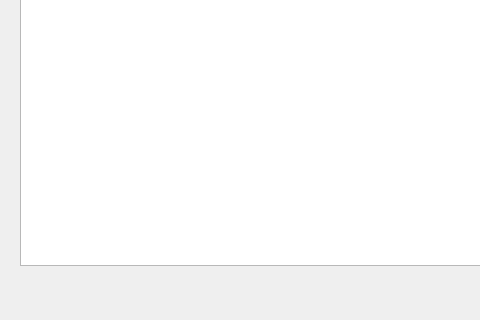
Old version of the form LineFollowerSimulator/mainwindow.ui in the repository HALtheWise/POE-lab3; both pictures show x 0 to 480 and y 302 to 622 of the 798 by 622 pixel window.
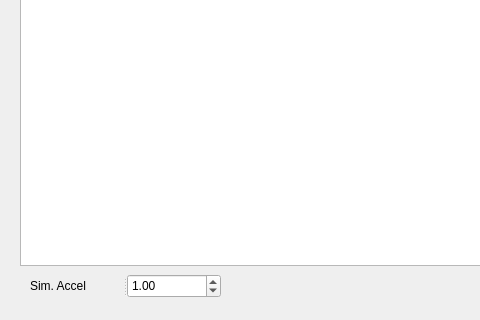
New version of the form.

The edit to the form file:
```diff
--- a/LineFollowerSimulator/mainwindow.ui
+++ b/LineFollowerSimulator/mainwindow.ui
@@ -265,6 +265,32 @@
      <string>Automatic</string>
     </property>
    </widget>
+   <widget class="QSplitter" name="splitter_11">
+    <property name="geometry">
+     <rect>
+      <x>30</x>
+      <y>540</y>
+      <width>191</width>
+      <height>24</height>
+     </rect>
+    </property>
+    <property name="orientation">
+     <enum>Qt::Horizontal</enum>
+    </property>
+    <widget class="QLabel" name="label_3">
+     <property name="text">
+      <string>Sim. Accel</string>
+     </property>
+    </widget>
+    <widget class="QDoubleSpinBox" name="doubleSpinBox">
+     <property name="minimum">
+      <double>0.000000000000000</double>
+     </property>
+     <property name="value">
+      <double>1.000000000000000</double>
+     </property>
+    </widget>
+   </widget>
   </widget>
   <widget class="QMenuBar" name="menuBar">
    <property name="geometry">
```
Left out of the diff: 17 changed lines with no effect on the pictures.
